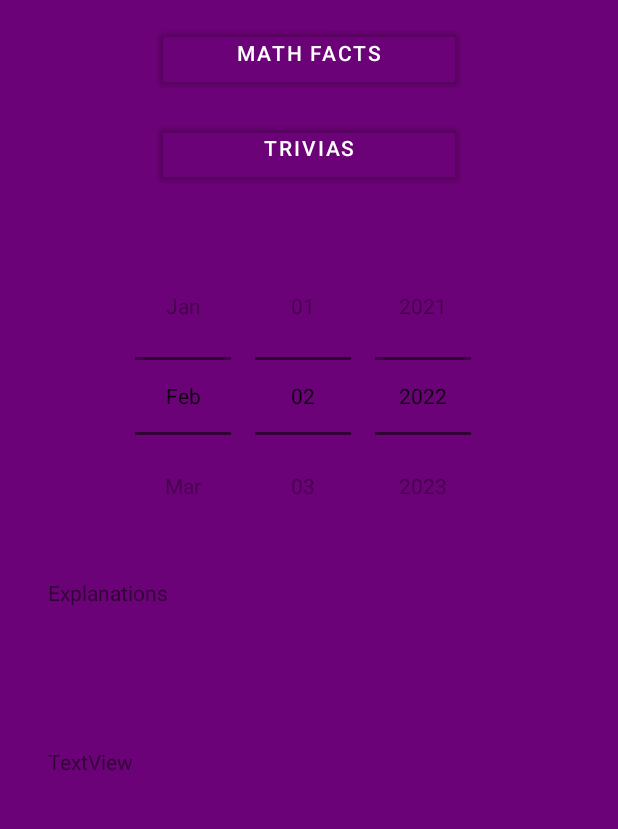
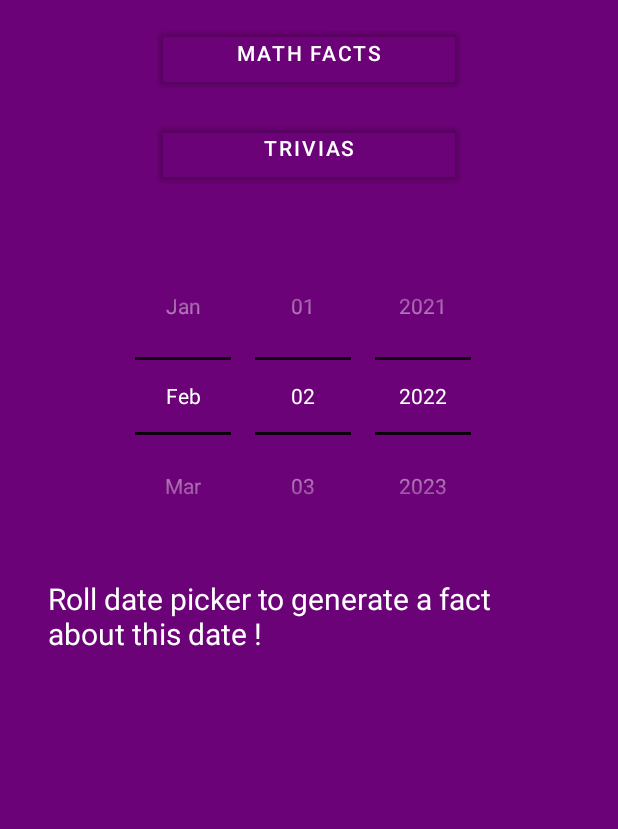
Before and after one commit to enzomr/android_F1-MILANI-MORA, an Android app: the screen it shows after launch (StartActivity), on a phone screen of 412 x 824 dp, the part 115-944 px from its top. Run offline under Robolectric (Android 15) with nearby library versions, the phone set to English and light mode, and no system bars; 1 statement that could not run was skipped.

Commit message:
add viewmodel

```diff
--- a/app/build.gradle
+++ b/app/build.gradle
@@ -46,6 +46,8 @@ dependencies {
     implementation 'androidx.recyclerview:recyclerview:1.2.1'
     implementation 'androidx.lifecycle:lifecycle-livedata-ktx:2.4.0'
     implementation 'androidx.lifecycle:lifecycle-viewmodel-ktx:2.4.0'
+    implementation 'io.ktor:ktor-client-core:1.6.7'
+    implementation 'io.ktor:ktor-client-cio:1.6.7'
     testImplementation 'junit:junit:4.+'
     androidTestImplementation 'androidx.test.ext:junit:1.1.3'
     androidTestImplementation 'androidx.test.espresso:espresso-core:3.4.0'
--- a/app/src/main/AndroidManifest.xml
+++ b/app/src/main/AndroidManifest.xml
@@ -1,7 +1,7 @@
 <?xml version="1.0" encoding="utf-8"?>
 <manifest xmlns:android="http://schemas.android.com/apk/res/android"
     package="com.example.fumbernacts">
-
+    <uses-permission android:name="android.permission.INTERNET" />
     <application
         android:allowBackup="true"
         android:icon="@mipmap/ic_launcher"
--- a/app/src/main/java/com/example/fumbernacts/Fact.kt
+++ b/app/src/main/java/com/example/fumbernacts/Fact.kt
@@ -1,4 +1,4 @@
 package com.example.fumbernacts
 
-data class Fact(val factNumber: Int, val fact: String ) {
+data class Fact(val fact: String ) {
 }
--- a/app/src/main/java/com/example/fumbernacts/FactViewModel.kt
+++ b/app/src/main/java/com/example/fumbernacts/FactViewModel.kt
@@ -1,14 +1,21 @@
 package com.example.fumbernacts
 
-import androidx.lifecycle.LiveData
-import androidx.lifecycle.ViewModel
-import androidx.lifecycle.liveData
+import androidx.lifecycle.*
+import kotlinx.coroutines.launch
+import java.net.URL
 
 class FactViewModel : ViewModel() {
     private val numbersApi = NumbersApi()
 
-    val factLiveData: LiveData<Fact> = liveData{
-        val fact: Fact = numbersApi.getFact(1)
-        emit(fact)
+    val dateFactLiveData = MutableLiveData<Fact>()
+    val randomFactLiveData = MutableLiveData<Fact>()
+
+    fun loadRandomFact() = viewModelScope.launch {
+        randomFactLiveData.value = numbersApi.getRandomFact()
     }
+
+    fun loadDateFact(day: Int, month: Int) = viewModelScope.launch {
+        dateFactLiveData.value = numbersApi.getDateFact(day, month)
+    }
+
 }
--- a/app/src/main/java/com/example/fumbernacts/NumbersApi.kt
+++ b/app/src/main/java/com/example/fumbernacts/NumbersApi.kt
@@ -1,8 +1,33 @@
 package com.example.fumbernacts
+
+import io.ktor.client.*
+import io.ktor.client.engine.cio.*
+import io.ktor.client.features.*
+import io.ktor.client.request.*
+import io.ktor.http.*
+import java.net.URL
 
 class NumbersApi {
 
-    fun getFact(i: Int): Fact {
-       return Fact(i, "fact")
+    private val httpClient: HttpClient = HttpClient(CIO)
+
+    suspend fun getTrivia(number: Int): Fact {
+        val fact: String = httpClient.get("http://numbersapi.com/$number")
+        return Fact(fact)
+    }
+
+    suspend fun getMathFact(number: Int): Fact {
+        val fact: String = httpClient.get("http://numbersapi.com/$number/math")
+        return Fact(fact)
+    }
+
+    suspend fun getDateFact(day: Int, month: Int): Fact {
+        val fact: String = httpClient.get("http://numbersapi.com/$month/$day/date")
+        return Fact(fact)
+    }
+
+    suspend fun getRandomFact(): Fact {
+        val fact: String = httpClient.get("http://numbersapi.com/random")
+        return Fact(fact)
     }
 }
--- a/app/src/main/java/com/example/fumbernacts/StartActivity.kt
+++ b/app/src/main/java/com/example/fumbernacts/StartActivity.kt
@@ -3,25 +3,57 @@ package com.example.fumbernacts
 import android.content.Intent
 import androidx.appcompat.app.AppCompatActivity
 import android.os.Bundle
-import android.provider.MediaStore
+import android.util.Log
 import android.view.View
 import android.widget.DatePicker
 import android.widget.DatePicker.OnDateChangedListener
 import android.widget.TextView
-import java.util.*
+import androidx.activity.viewModels
+import androidx.lifecycle.Observer
+import androidx.lifecycle.lifecycleScope
+import kotlinx.coroutines.delay
+import kotlinx.coroutines.launch
 
 class StartActivity : AppCompatActivity() {
+
+    private lateinit var explanationTextView: TextView
+    private lateinit var randomFactTextView: TextView
+    private val model: FactViewModel by viewModels()
+
     override fun onCreate(savedInstanceState: Bundle?) {
         super.onCreate(savedInstanceState)
         setContentView(R.layout.activity_start)
 
-        val explanationTextView = findViewById<TextView>(R.id.explanationText)
+        explanationTextView = findViewById<TextView>(R.id.explanationText)
+        randomFactTextView = findViewById<TextView>(R.id.randomFactText)
+
+        model.dateFactLiveData.observe(this, Observer<Fact>{ fact ->
+            explanationTextView.text = fact.fact
+        })
+
+        model.randomFactLiveData.observe(this, Observer<Fact>{ fact ->
+            randomFactTextView.text = fact.fact
+        })
+
         val datePicker = findViewById<DatePicker>(R.id.datePicker)
-        val onDateChangedListener = OnDateChangedListener{ view, year, month, day ->
-            explanationTextView.text = year.toString()
+        datePicker.setOnDateChangedListener(OnDateChangedListener{ view, year, month, day ->
+            onDateChanged(view, year, month+1, day)
+        })
+
+        startRandomCoroutine()
+    }
+
+    private fun onDateChanged(view: View, year: Int, month: Int, day: Int){
+        model.loadDateFact(day, month)
+    }
+
+    fun startRandomCoroutine() = lifecycleScope.launch {
+        Log.d("COROUTINE", "started")
+        while (true){
+            Log.d("COROUTINE", "sent")
+            model.loadRandomFact()
+            delay(5000)
         }
-
-        datePicker.setOnDateChangedListener(onDateChangedListener)
     }
 
     fun onMathButtonClick(view: View) {
--- a/app/src/main/res/drawable/empty_tall_divider.xml
+++ b/app/src/main/res/drawable/empty_tall_divider.xml
@@ -2,5 +2,5 @@
 <shape xmlns:android="http://schemas.android.com/apk/res/android">
     <size
             android:height="15dp"
-            android:width="0dp"/>
+            android:width="15dp"/>
 </shape>
--- /dev/null
+++ b/app/src/main/res/layout-land/activity_start.xml
@@ -0,0 +1,94 @@
+<?xml version="1.0" encoding="utf-8"?>
+<LinearLayout xmlns:android="http://schemas.android.com/apk/res/android"
+    xmlns:app="http://schemas.android.com/apk/res-auto"
+    xmlns:tools="http://schemas.android.com/tools"
+    android:layout_width="match_parent"
+    android:layout_height="match_parent"
+    android:background="@color/zinzoline"
+    android:divider="@drawable/empty_tall_divider"
+    android:gravity="center_horizontal"
+    android:orientation="vertical"
+    android:paddingLeft="32sp"
+    android:paddingRight="32sp"
+    android:showDividers="middle"
+    tools:context=".StartActivity">
+
+    <TextView
+        android:id="@+id/titleTextView"
+        android:layout_width="match_parent"
+        android:layout_height="wrap_content"
+        android:fontFamily="casual"
+        android:gravity="center_horizontal"
+        android:shadowColor="@color/black"
+        android:shadowDx="10"
+        android:shadowDy="10"
+        android:shadowRadius="5"
+        android:text="@string/app_name"
+        android:textColor="@color/white"
+        android:textSize="50sp" />
+
+    <LinearLayout
+        android:layout_width="match_parent"
+        android:layout_height="wrap_content"
+        android:showDividers="middle"
+        android:divider="@drawable/empty_tall_divider"
+        android:gravity="center"
+        android:orientation="horizontal">
+
+        <Button
+            android:id="@+id/mathButton"
+            style="@style/StartActivityButton"
+            android:onClick="onMathButtonClick"
+            android:text="@string/math_facts" />
+
+        <Button
+            android:id="@+id/triviaButton"
+            style="@style/StartActivityButton"
+            android:onClick="onTriviaButtonClick"
+            android:text="@string/trivias" />
+
+    </LinearLayout>
+
+
+    <LinearLayout
+        android:layout_width="match_parent"
+        android:layout_height="match_parent"
+        android:orientation="horizontal">
+
+        <DatePicker
+            android:id="@+id/datePicker"
+            android:layout_width="wrap_content"
+            android:layout_height="wrap_content"
+            android:layout_marginTop="16dp"
+            android:calendarViewShown="false"
+            android:datePickerMode="spinner"
+            android:maxDate="31/12/9999"
+            android:minDate="1/1/0"
+            android:theme="@style/datePickerStyle" />
+
+        <LinearLayout
+            android:layout_width="fill_parent"
+            android:layout_height="fill_parent"
+            android:orientation="vertical">
+
+            <TextView
+                android:id="@+id/explanationText"
+                android:layout_width="match_parent"
+                android:layout_height="fill_parent"
+                android:layout_weight="1"
+                android:text="@string/dateFactStartText"
+                android:textColor="@color/white"
+                android:textSize="20sp" />
+
+            <TextView
+                android:id="@+id/randomFactText"
+                android:layout_width="match_parent"
+                android:layout_height="fill_parent"
+                android:layout_weight="1"
+                android:text="@string/randomFactStartText"
+                android:textColor="@color/white"
+                android:textSize="20sp" />
+        </LinearLayout>
+    </LinearLayout>
+
+</LinearLayout>
--- a/app/src/main/res/layout/activity_start.xml
+++ b/app/src/main/res/layout/activity_start.xml
@@ -42,25 +42,33 @@
 
     <DatePicker
         android:id="@+id/datePicker"
+        android:theme="@style/datePickerStyle"
         android:layout_width="match_parent"
         android:layout_height="wrap_content"
         android:layout_marginTop="16dp"
         android:calendarViewShown="false"
         android:datePickerMode="spinner"
         android:maxDate="31/12/9999"
-        android:minDate="1/1/0" />
+        android:minDate="1/1/0"
+        />
 
 
     <TextView
         android:id="@+id/explanationText"
         android:layout_width="match_parent"
         android:layout_height="97dp"
-        android:text="Explanations" />
+        android:text="@string/dateFactStartText"
+        android:textColor="@color/white"
+        android:textSize="20sp"
+        />
 
     <TextView
         android:id="@+id/randomFactText"
         android:layout_width="match_parent"
         android:layout_height="49dp"
-        android:text="TextView" />
+        android:text="@string/randomFactStartText"
+        android:textColor="@color/white"
+        android:textSize="20sp"
+        />
 
 </LinearLayout>
--- a/app/src/main/res/values/strings.xml
+++ b/app/src/main/res/values/strings.xml
@@ -2,4 +2,6 @@
     <string name="app_name">FumberNacts</string>
     <string name="math_facts">Math facts</string>
     <string name="trivias">Trivias</string>
+    <string name="dateFactStartText">Roll date picker to generate a fact about this date !</string>
+    <string name="randomFactStartText">A random fact will be generated… Wait for it !</string>
 </resources>
--- a/app/src/main/res/values/style.xml
+++ b/app/src/main/res/values/style.xml
@@ -7,4 +7,8 @@
         <item name="android:orientation">vertical</item>
         <item name="android:backgroundTint">#00000000</item>
     </style>
+    <style name="datePickerStyle">
+        <item name="android:textColorPrimary">@color/white</item>
+        <item name="colorControlNormal">@color/black</item>
+    </style>
 </resources>
```
